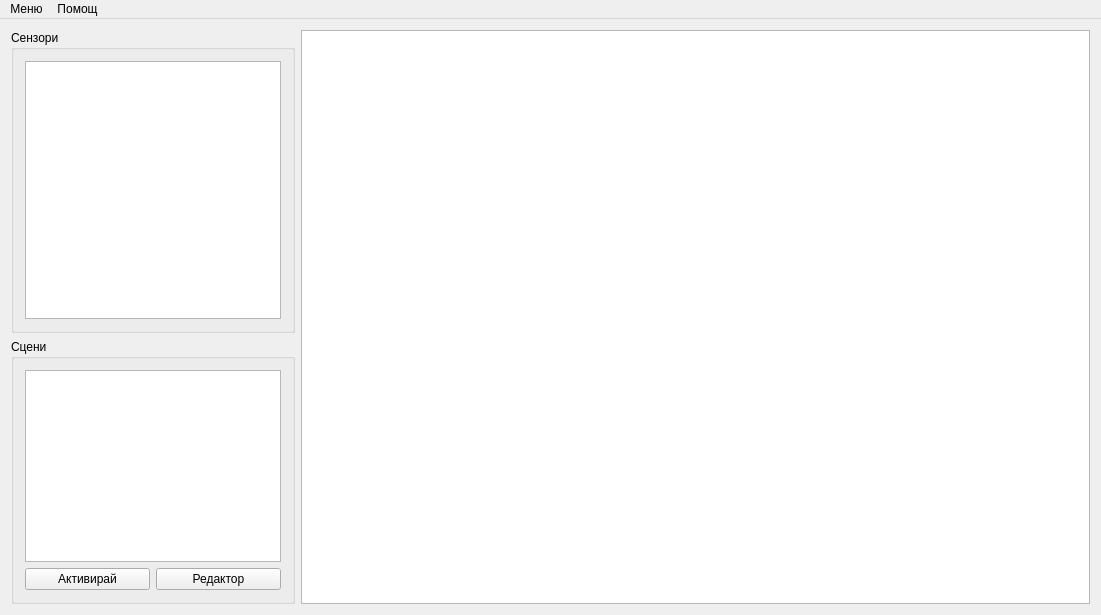
Before: the Qt Designer form GUIController/src/forms/mainwindow.ui in Zingam/SpaGUIController, drawn with Qt 5.
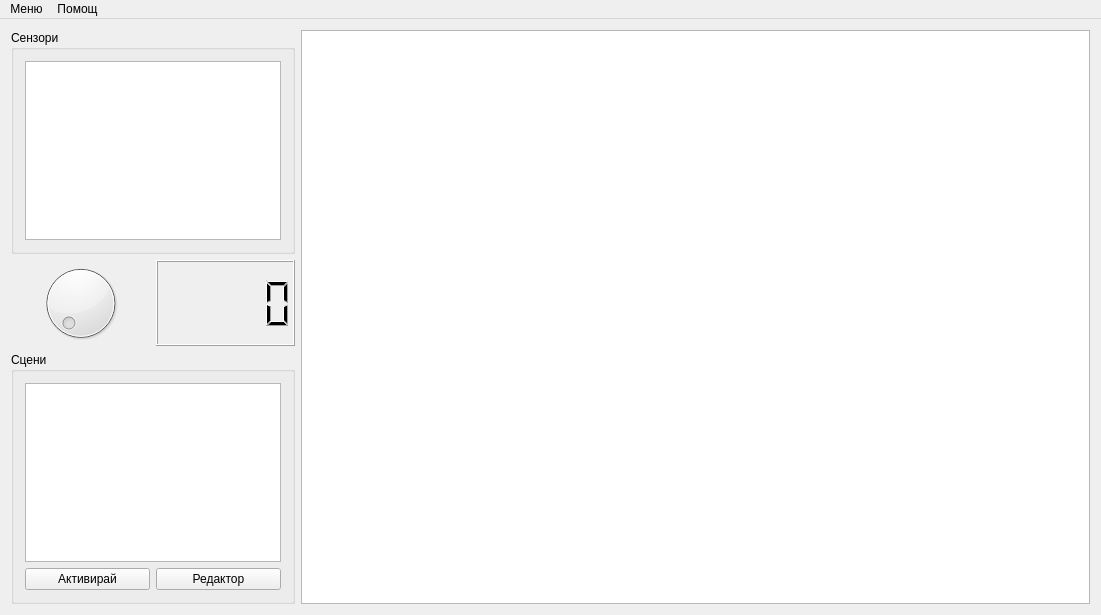
After: the same form once the commit is applied.

Diff of the .ui file:
```diff
--- a/GUIController/src/forms/mainwindow.ui
+++ b/GUIController/src/forms/mainwindow.ui
@@ -50,6 +50,23 @@
         </layout>
        </widget>
       </item>
+      <item>
+       <layout class="QHBoxLayout" name="horizontalLayout_2">
+        <item>
+         <widget class="QDial" name="dial">
+          <property name="minimum">
+           <number>0</number>
+          </property>
+          <property name="maximum">
+           <number>1000</number>
+          </property>
+         </widget>
+        </item>
+        <item>
+         <widget class="QLCDNumber" name="lcdNumber"/>
+        </item>
+       </layout>
+      </item>
       <item>
        <widget class="QGroupBox" name="groupBox_Scenes">
         <property name="title">
```
Left out of the diff: 2 changed lines with no effect on the pictures.
